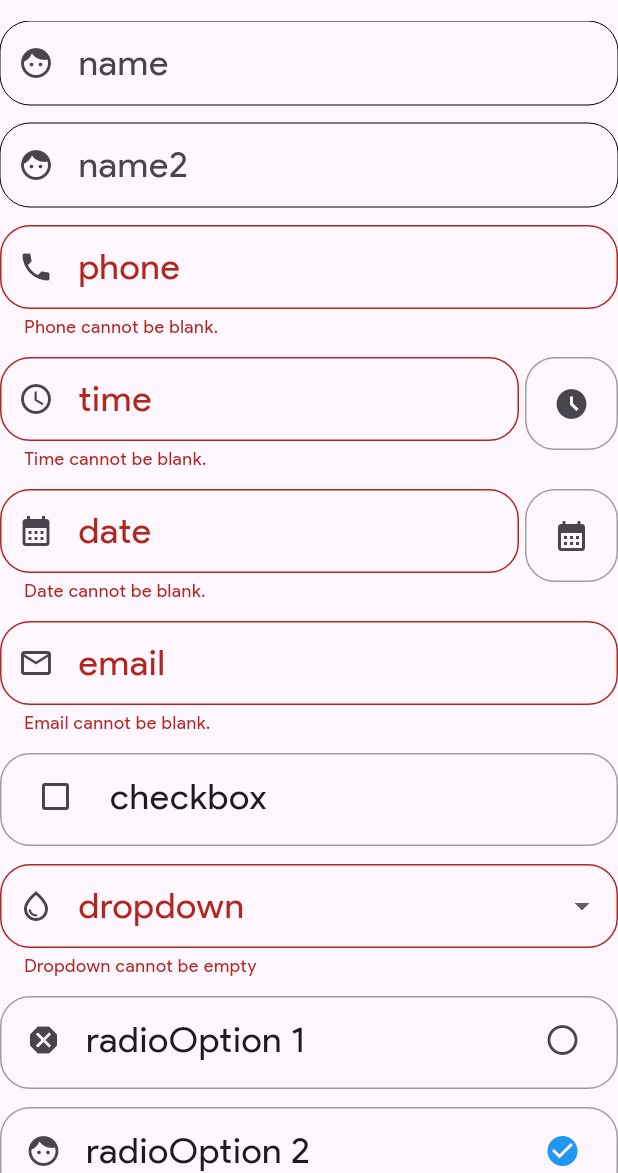
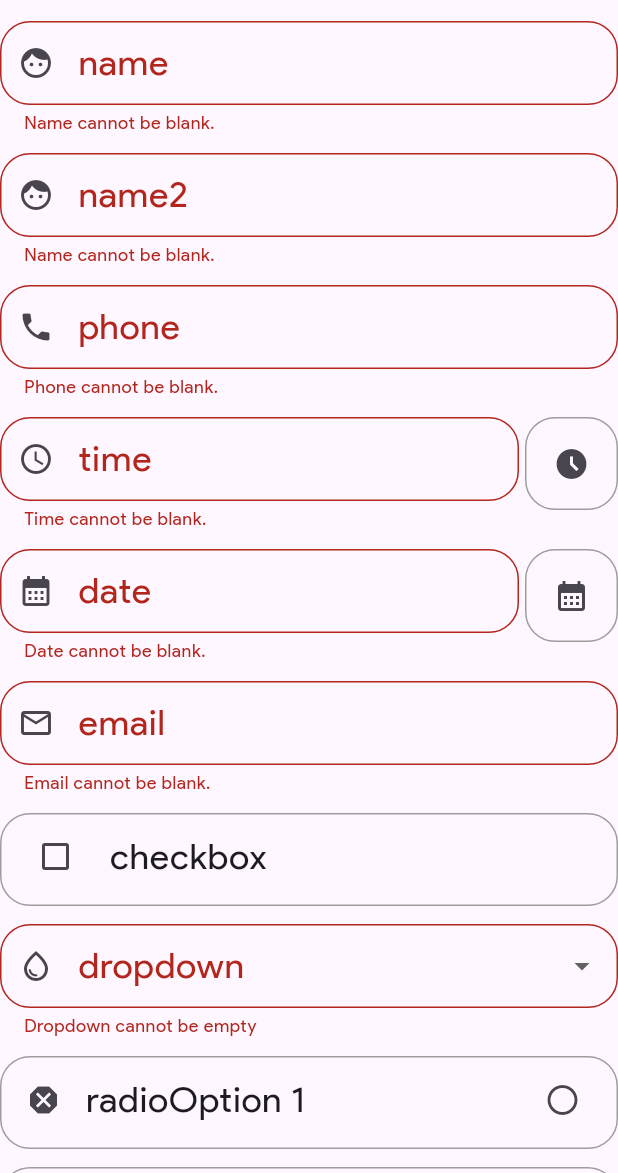
Before and after one commit to alexbartolo/banda_app, a Flutter app: the screen it shows after launch, after a tap on "Login", on a phone screen of 412 x 824 dp, the part 63-1236 px from its top. Run offline on Flutter 3.47's test engine with Material 2 defaults, Android fonts, the phone set to English and light mode, and no system bars; our stand-ins replace mask_text_input_formatter.

Commit message:
Added missing validation for name and text types of TextInput

```diff
--- a/lib/utils/text.utils.dart
+++ b/lib/utils/text.utils.dart
@@ -18,14 +18,15 @@ class TextInputInformation {
   final TextInputType textInputType;
   TextInputFormatter? textEditingFormatter;
   TextCapitalization? textCapitalization;
-  final String? Function(String?)? validator;
+  final String? Function(String?) validator;
 
   TextInputInformation.number(
       {required this.textInputType, required this.textEditingFormatter, required this.validator}) {
     textCapitalization = TextCapitalization.none;
   }
 
-  TextInputInformation.string({required this.textInputType, required this.textCapitalization, this.validator}) {
+  TextInputInformation.string(
+      {required this.textInputType, required this.textCapitalization, required this.validator}) {
     textEditingFormatter = MaskTextInputFormatter();
   }
 }
@@ -45,7 +46,8 @@ Map<String, TextInputInformation> textInputInformationTypes = {
       validator: validatePhone),
   "email": TextInputInformation.string(
       textInputType: TextInputType.emailAddress, textCapitalization: TextCapitalization.none, validator: validateEmail),
-  "name": TextInputInformation.string(textInputType: TextInputType.name, textCapitalization: TextCapitalization.words),
-  "normal":
-      TextInputInformation.string(textInputType: TextInputType.text, textCapitalization: TextCapitalization.sentences)
+  "name": TextInputInformation.string(
+      textInputType: TextInputType.name, textCapitalization: TextCapitalization.words, validator: validateName),
+  "text": TextInputInformation.string(
+      textInputType: TextInputType.text, textCapitalization: TextCapitalization.sentences, validator: validateText)
 };
--- a/lib/utils/validations.utils.dart
+++ b/lib/utils/validations.utils.dart
@@ -47,4 +47,12 @@ String? validateDropdown(String? dropdownOption) {
   return dropdownOption == null ? "Dropdown cannot be empty" : null;
 }
 
+String? validateName(String? name) {
+  return name!.isEmpty ? "Name cannot be blank." : null;
+}
+
+String? validateText(String? text) {
+  return text!.isEmpty ? "This field cannot be empty." : null;
+}
+
 //https://stackoverflow.com/questions/54925779/textformfield-validator-not-working-the-method-validate-was-called-on-null
```
